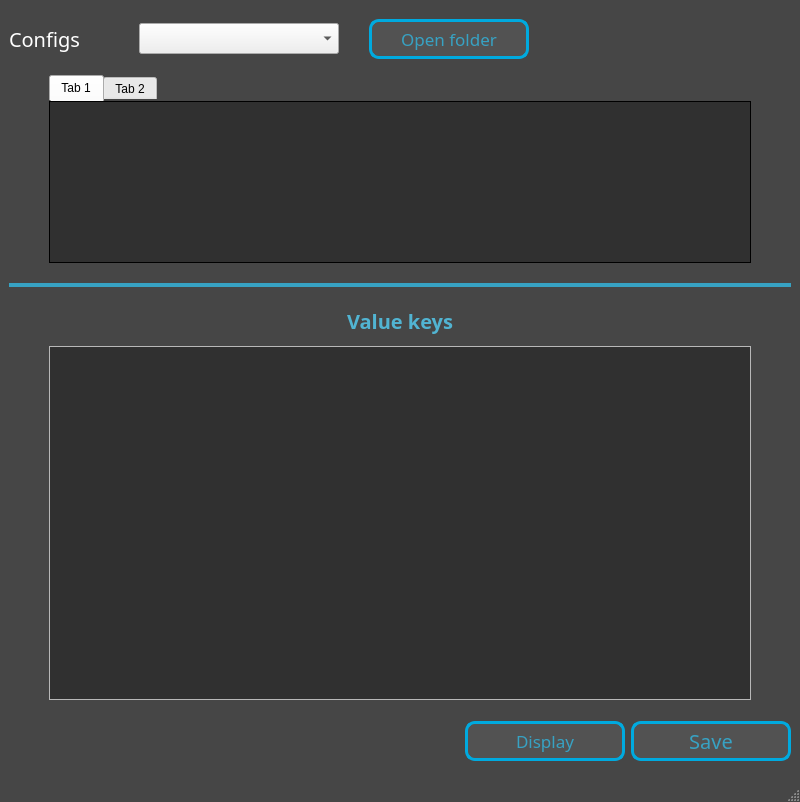
Before: the Qt Designer form mainwindow.ui in Ruha24/YamlEditor, drawn with Qt 5.
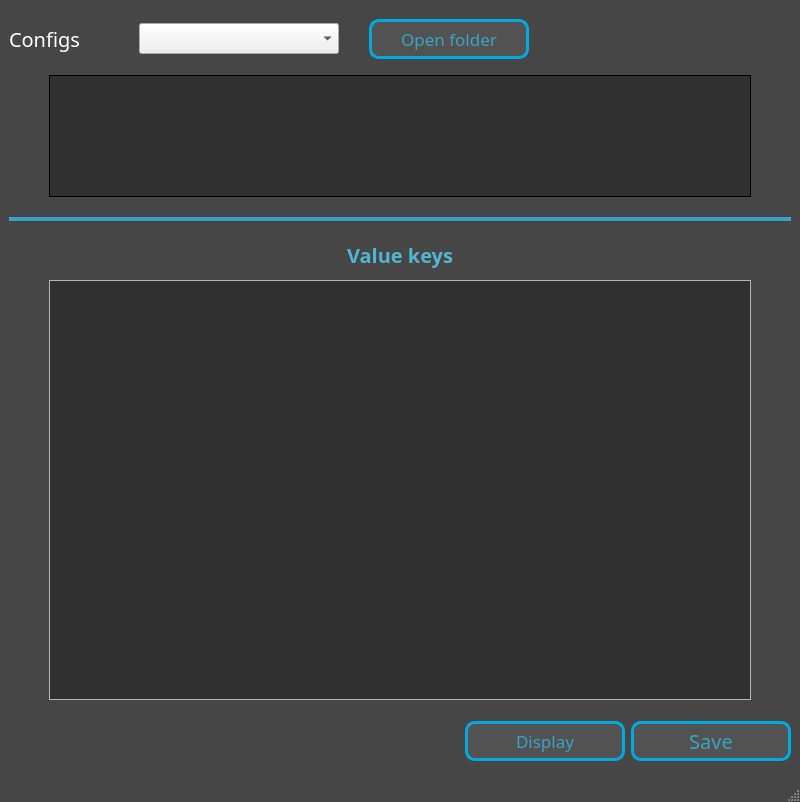
After: the same form once the commit is applied.

Diff of the .ui file:
```diff
--- a/mainwindow.ui
+++ b/mainwindow.ui
@@ -367,21 +367,6 @@
           <property name="currentIndex">
            <number>0</number>
           </property>
-          <widget class="QWidget" name="tab">
-           <attribute name="title">
-            <string>Tab 1</string>
-           </attribute>
-           <layout class="QGridLayout" name="gridLayout">
-            <item row="0" column="0">
-             <layout class="QVBoxLayout" name="verticalLayout_3"/>
-            </item>
-           </layout>
-          </widget>
-          <widget class="QWidget" name="tab_2">
-           <attribute name="title">
-            <string>Tab 2</string>
-           </attribute>
-          </widget>
          </widget>
         </item>
         <item>
@@ -530,7 +515,7 @@
                  <x>0</x>
                  <y>0</y>
                  <width>694</width>
-                 <height>155</height>
+                 <height>327</height>
                 </rect>
                </property>
                <layout class="QGridLayout" name="gridLayout_3">
```
Left out of the diff: 2 changed lines with no effect on the pictures.
